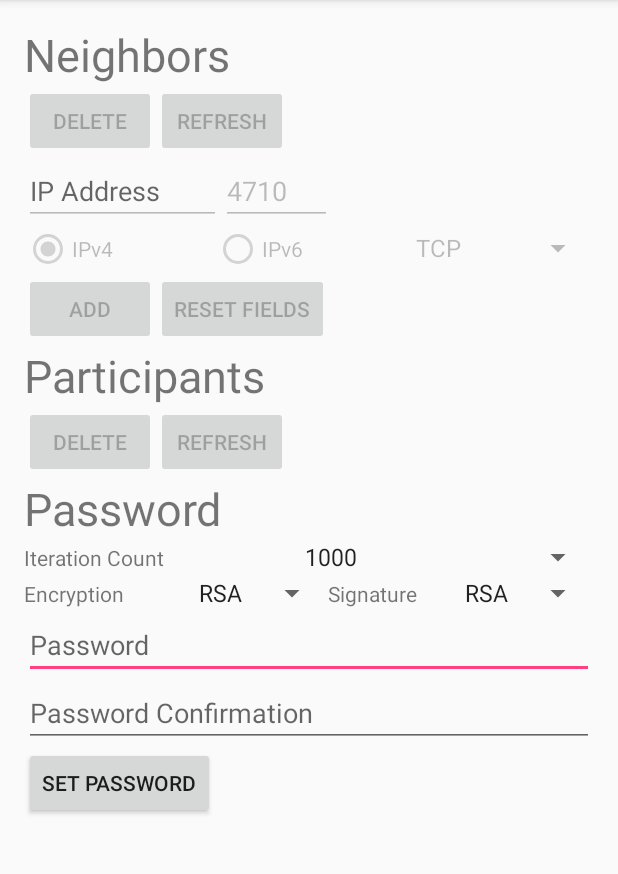
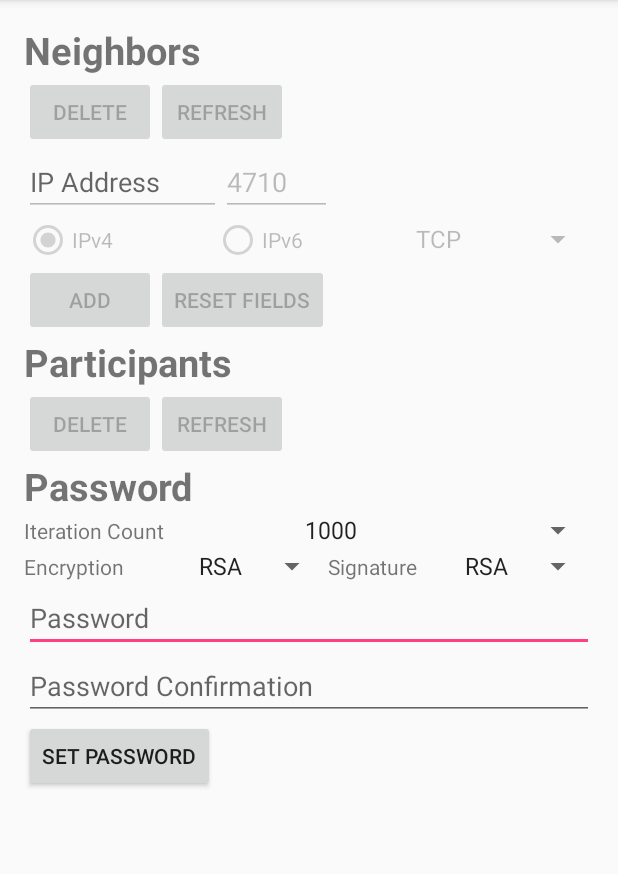
Before and after one commit to textbrowser/smoke, an Android app: the screen it shows after launch (Settings), on a phone screen of 412 x 824 dp, the part 84-958 px from its top. Run offline under Robolectric (Android 15) with nearby library versions, the phone set to English and light mode, and no system bars.

Commit message:
Smaller, bolder text.

```diff
--- a/Smoke/app/src/main/java/org/purple/smoke/Settings.java
+++ b/Smoke/app/src/main/java/org/purple/smoke/Settings.java
@@ -207,7 +207,9 @@ public class Settings extends AppCompatActivity
 				}
 			    });
 
+			    encryptionKey = null;
 			    m_password = "";
+			    macKey = null;
 			}
 		    }
 
--- a/Smoke/app/src/main/res/layout/activity_authenticate.xml
+++ b/Smoke/app/src/main/res/layout/activity_authenticate.xml
@@ -51,12 +51,14 @@
             android:layout_width="wrap_content"
             android:layout_height="wrap_content"
             android:id="@+id/textView"
-            android:textSize="30sp"
             android:layout_alignParentTop="true"
             android:layout_alignParentLeft="true"
             android:layout_alignParentStart="true"
             android:layout_alignParentRight="true"
-            android:layout_alignParentEnd="true" />
+            android:layout_alignParentEnd="true"
+            android:fontFamily="sans-serif"
+            android:textSize="25sp"
+            android:textStyle="normal|bold" />
     </RelativeLayout>
 
 </android.support.design.widget.CoordinatorLayout>
--- a/Smoke/app/src/main/res/layout/activity_settings.xml
+++ b/Smoke/app/src/main/res/layout/activity_settings.xml
@@ -44,7 +44,8 @@
                     android:text="@string/neighbors"
                     android:layout_width="match_parent"
                     android:layout_height="wrap_content"
-                    android:textSize="30sp" />
+                    android:textSize="25sp"
+                    android:textStyle="normal|bold" />
 
                 <GridView
                     android:layout_width="match_parent"
@@ -158,7 +159,8 @@
                     android:layout_width="match_parent"
                     android:layout_height="wrap_content"
                     android:id="@+id/textView2"
-                    android:textSize="30sp" />
+                    android:textSize="25sp"
+                    android:textStyle="normal|bold" />
 
                 <GridView
                     android:layout_width="match_parent"
@@ -189,7 +191,8 @@
                     android:text="@string/password"
                     android:layout_width="match_parent"
                     android:layout_height="wrap_content"
-                    android:textSize="30sp" />
+                    android:textSize="25sp"
+                    android:textStyle="normal|bold" />
 
                 <LinearLayout
                     android:orientation="horizontal"
```
Also changed, not shown: Smoke/app/src/main/res/layout/content_chat.xml (+5 -4 lines).
